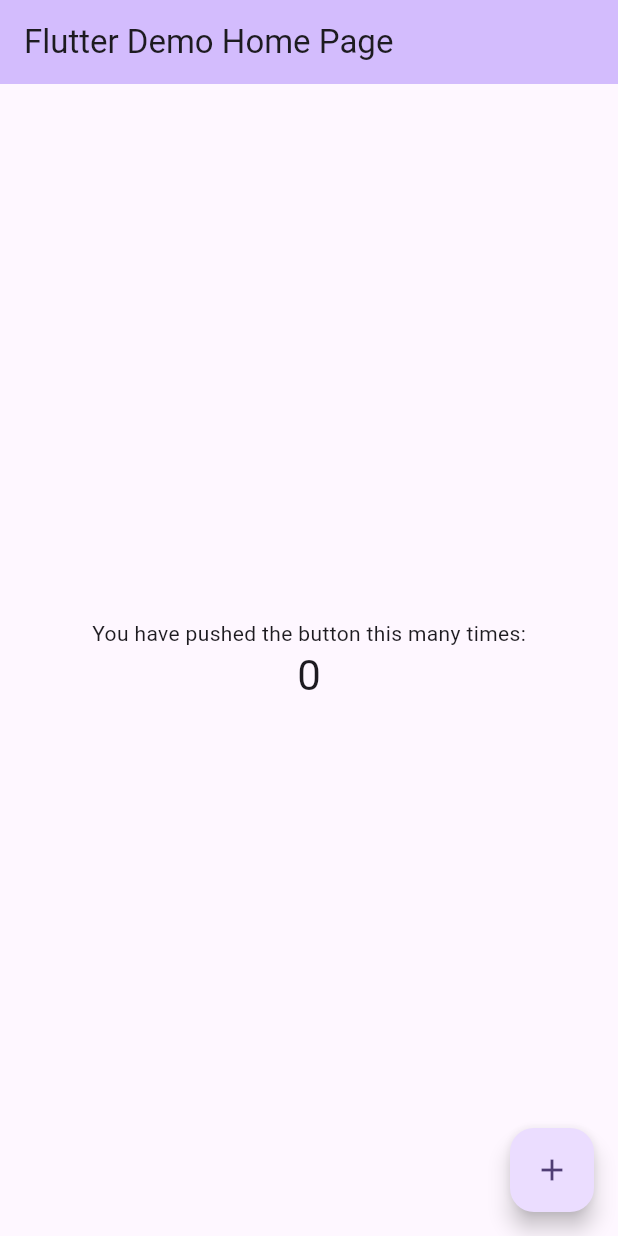
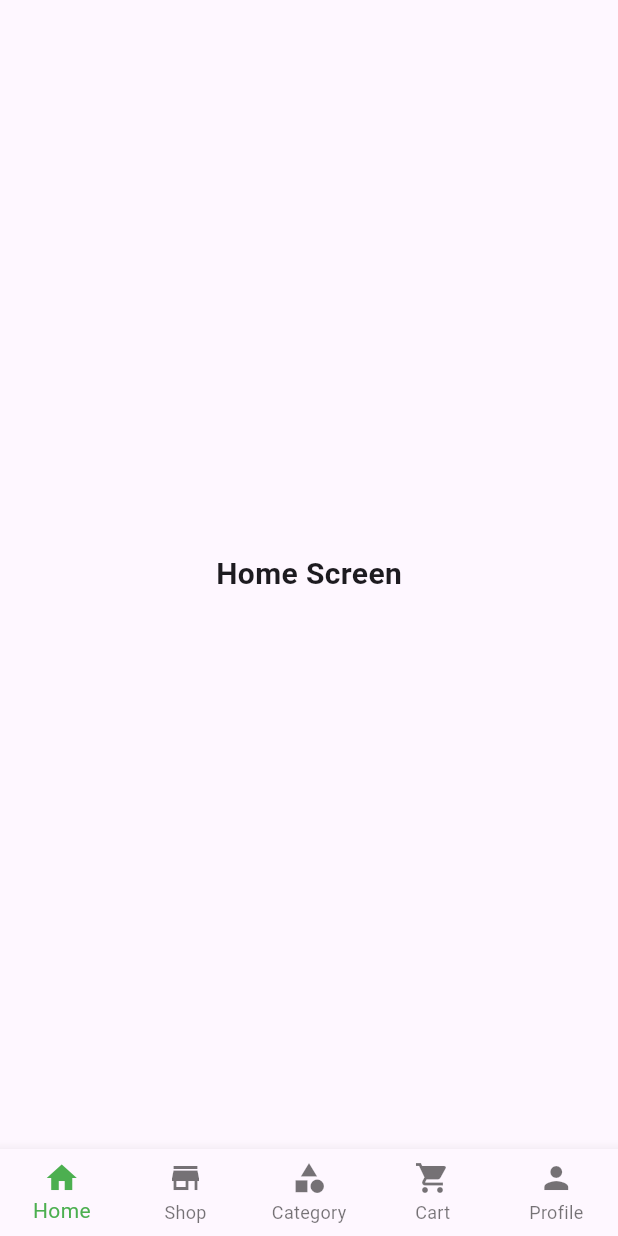
Before and after one commit to gitmen321/cod_forge_ui, a Flutter app: the screen it shows after launch, on a phone screen of 412 x 824 dp. Run offline on Flutter 3.47's test engine with Material 3 defaults, Android fonts, the light colour scheme and no system bars; our stand-ins replace flutter_riverpod.

Commit message:
almost done

```diff
--- /dev/null
+++ b/lib/core/widgets/category_tile.dart
@@ -0,0 +1,31 @@
+import 'package:cod_forge_ui/models/category.dart';
+import 'package:flutter/material.dart';
+
+
+class CategoryTile extends StatelessWidget {
+  final CategoryModel category;
+
+  const CategoryTile({super.key, required this.category});
+
+  @override
+  Widget build(BuildContext context) {
+    return Container(
+      decoration: BoxDecoration(
+        color: Colors.green.shade50,
+        borderRadius: BorderRadius.circular(12),
+        border: Border.all(color: Colors.green.shade200),
+      ),
+      child: Column(
+        mainAxisAlignment: MainAxisAlignment.center,
+        children: [
+          Image.network(category.imageUrl, height: 48, width: 48),
+          const SizedBox(height: 8),
+          Text(
+            category.name,
+            style: const TextStyle(fontWeight: FontWeight.w600),
+          ),
+        ],
+      ),
+    );
+  }
+}
--- a/lib/main.dart
+++ b/lib/main.dart
@@ -1,125 +1,25 @@
 import 'package:flutter/material.dart';
+import 'package:flutter_riverpod/flutter_riverpod.dart';
+
+import 'screens/home/home_screen.dart';
 
 void main() {
-  runApp(const MyApp());
+  runApp(const ProviderScope(child: MyApp()));
 }
 
 class MyApp extends StatelessWidget {
   const MyApp({super.key});
 
-  // This widget is the root of your application.
   @override
   Widget build(BuildContext context) {
     return MaterialApp(
-      title: 'Flutter Demo',
+      title: 'Category App',
+      debugShowCheckedModeBanner: false,
       theme: ThemeData(
-        // This is the theme of your application.
-        //
-        // TRY THIS: Try running your application with "flutter run". You'll see
-        // the application has a purple toolbar. Then, without quitting the app,
-        // try changing the seedColor in the colorScheme below to Colors.green
-        // and then invoke "hot reload" (save your changes or press the "hot
-        // reload" button in a Flutter-supported IDE, or press "r" if you used
-        // the command line to start the app).
-        //
-        // Notice that the counter didn't reset back to zero; the application
-        // state is not lost during the reload. To reset the state, use hot
-        // restart instead.
-        //
-        // This works for code too, not just values: Most code changes can be
-        // tested with just a hot reload.
-        colorScheme: ColorScheme.fromSeed(seedColor: Colors.deepPurple),
+        primarySwatch: Colors.green,
         useMaterial3: true,
       ),
-      home: const MyHomePage(title: 'Flutter Demo Home Page'),
+      home: const HomeScreen(),
     );
   }
 }
-
-class MyHomePage extends StatefulWidget {
-  const MyHomePage({super.key, required this.title});
-
-  // This widget is the home page of your application. It is stateful, meaning
-  // that it has a State object (defined below) that contains fields that affect
-  // how it looks.
-
-  // This class is the configuration for the state. It holds the values (in this
-  // case the title) provided by the parent (in this case the App widget) and
-  // used by the build method of the State. Fields in a Widget subclass are
-  // always marked "final".
-
-  final String title;
-
-  @override
-  State<MyHomePage> createState() => _MyHomePageState();
-}
-
-class _MyHomePageState extends State<MyHomePage> {
-  int _counter = 0;
-
-  void _incrementCounter() {
-    setState(() {
-      // This call to setState tells the Flutter framework that something has
-      // changed in this State, which causes it to rerun the build method below
-      // so that the display can reflect the updated values. If we changed
-      // _counter without calling setState(), then the build method would not be
-      // called again, and so nothing would appear to happen.
-      _counter++;
-    });
-  }
-
-  @override
-  Widget build(BuildContext context) {
-    // This method is rerun every time setState is called, for instance as done
-    // by the _incrementCounter method above.
-    //
-    // The Flutter framework has been optimized to make rerunning build methods
-    // fast, so that you can just rebuild anything that needs updating rather
-    // than having to individually change instances of widgets.
-    return Scaffold(
-      appBar: AppBar(
-        // TRY THIS: Try changing the color here to a specific color (to
-        // Colors.amber, perhaps?) and trigger a hot reload to see the AppBar
-        // change color while the other colors stay the same.
-        backgroundColor: Theme.of(context).colorScheme.inversePrimary,
-        // Here we take the value from the MyHomePage object that was created by
-        // the App.build method, and use it to set our appbar title.
-        title: Text(widget.title),
-      ),
-      body: Center(
-        // Center is a layout widget. It takes a single child and positions it
-        // in the middle of the parent.
-        child: Column(
-          // Column is also a layout widget. It takes a list of children and
-          // arranges them vertically. By default, it sizes itself to fit its
-          // children horizontally, and tries to be as tall as its parent.
-          //
-          // Column has various properties to control how it sizes itself and
-          // how it positions its children. Here we use mainAxisAlignment to
-          // center the children vertically; the main axis here is the vertical
-          // axis because Columns are vertical (the cross axis would be
-          // horizontal).
-          //
-          // TRY THIS: Invoke "debug painting" (choose the "Toggle Debug Paint"
-          // action in the IDE, or press "p" in the console), to see the
-          // wireframe for each widget.
-          mainAxisAlignment: MainAxisAlignment.center,
-          children: <Widget>[
-            const Text(
-              'You have pushed the button this many times:',
-            ),
-            Text(
-              '$_counter',
-              style: Theme.of(context).textTheme.headlineMedium,
-            ),
-          ],
-        ),
-      ),
-      floatingActionButton: FloatingActionButton(
-        onPressed: _incrementCounter,
-        tooltip: 'Increment',
-        child: const Icon(Icons.add),
-      ), // This trailing comma makes auto-formatting nicer for build methods.
-    );
-  }
-}
--- /dev/null
+++ b/lib/screens/home/home_screen.dart
@@ -0,0 +1,72 @@
+import 'package:flutter/material.dart';
+
+import '../category/category_screen.dart';
+
+class HomeScreen extends StatefulWidget {
+  const HomeScreen({super.key});
+
+  @override
+  State<HomeScreen> createState() => _HomeScreenState();
+}
+
+class _HomeScreenState extends State<HomeScreen> {
+  int _currentIndex = 0;
+
+  final List<Widget> _screens = const [
+    PlaceholderWidget(label: "Home"),
+    PlaceholderWidget(label: "Shop"),
+    CategoryScreen(),
+    PlaceholderWidget(label: "Cart"),
+    PlaceholderWidget(label: "Profile"),
+  ];
+
+  @override
+  Widget build(BuildContext context) {
+    return Scaffold(
+      body: _screens[_currentIndex],
+      bottomNavigationBar: BottomNavigationBar(
+        currentIndex: _currentIndex,
+        onTap: (i) => setState(() => _currentIndex = i),
+        type: BottomNavigationBarType.fixed,
+        selectedItemColor: Colors.green,
+        items: const [
+          BottomNavigationBarItem(
+            icon: Icon(Icons.home),
+            label: 'Home',
+          ),
+          BottomNavigationBarItem(
+            icon: Icon(Icons.store),
+            label: 'Shop',
+          ),
+          BottomNavigationBarItem(
+            icon: Icon(Icons.category),
+            label: 'Category',
+          ),
+          BottomNavigationBarItem(
+            icon: Icon(Icons.shopping_cart),
+            label: 'Cart',
+          ),
+          BottomNavigationBarItem(
+            icon: Icon(Icons.person),
+            label: 'Profile',
+          ),
+        ],
+      ),
+    );
+  }
+}
+
+class PlaceholderWidget extends StatelessWidget {
+  final String label;
+  const PlaceholderWidget({super.key, required this.label});
+
+  @override
+  Widget build(BuildContext context) {
+    return Center(
+      child: Text(
+        '$label Screen',
+        style: const TextStyle(fontSize: 20, fontWeight: FontWeight.bold),
+      ),
+    );
+  }
+}
--- a/pubspec.yaml
+++ b/pubspec.yaml
@@ -45,6 +45,7 @@ dev_dependencies:
   # package. See that file for information about deactivating specific lint
   # rules and activating additional ones.
   flutter_lints: ^5.0.0
+  flutter_riverpod: ^2.6.1
 
 # For information on the generic Dart part of this file, see the
 # following page: https://dart.dev/tools/pub/pubspec
@@ -58,8 +59,8 @@ flutter:
   uses-material-design: true
 
   # To add assets to your application, add an assets section, like this:
-  # assets:
-  #   - images/a_dot_burr.jpeg
+  assets:
+    - assets/icon_image/
   #   - images/a_dot_ham.jpeg
 
   # An image asset can refer to one or more resolution-specific "variants", see
```
Also changed, not shown: lib/models/category.dart (added, +63 -0 lines), lib/providers/category_provider.dart (added, +77 -0 lines), lib/screens/category/category_screen.dart (added, +94 -0 lines), lib/services/category_services.dart (added, +37 -0 lines), assets/icon_image/seed-icons-vector-260nw-296313500.webp (added), pubspec.lock.
